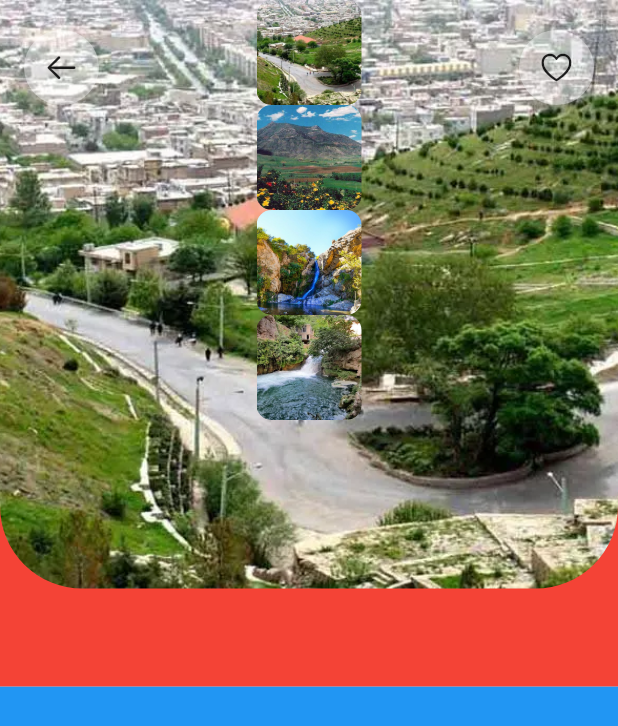
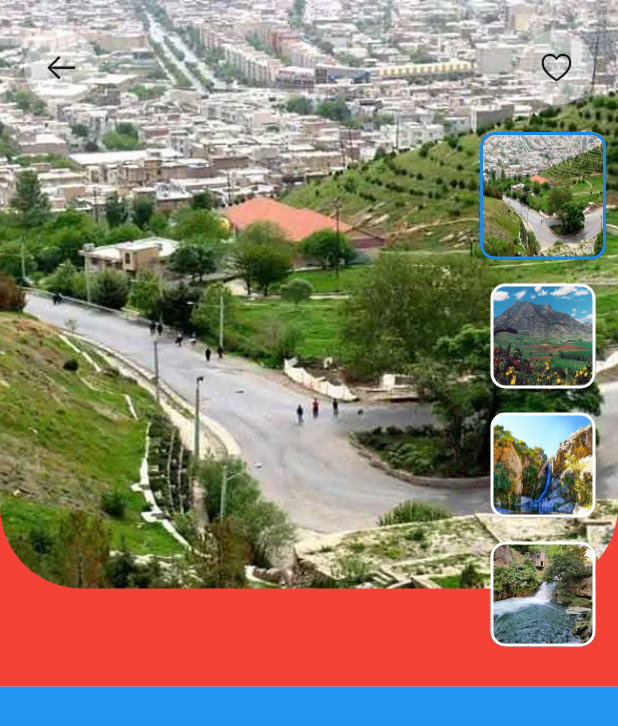
Before and after one commit to hesamkurd/travel-flutter, a Flutter app: the screen it shows after launch, on a phone screen of 412 x 824 dp. Shown: the top 726 px of the screen. Run offline on Flutter 3.47's test engine with Material 2 defaults, Android fonts, the light colour scheme and no system bars; our stand-ins replace get.

Commit message:
fix image list in position

```diff
--- a/lib/main.dart
+++ b/lib/main.dart
@@ -30,6 +30,7 @@
 class _MainPageState extends State<MainPage> {
   int _selectedIndex = 0;
   double imageSized = AppLayout.getHeight(70);
+
   @override
   Widget build(BuildContext context) {
     var size = MediaQuery.of(context).size;
@@ -102,29 +103,19 @@
                     ),
                   ),
 
-                  ListView.builder(
-                    itemCount: travelList.length,
-                    itemBuilder: (context, index) {
-                      return Column(
-                        children: [
-                          ClipRRect(
-                            borderRadius: BorderRadius.circular(10),
-                            child: InkWell(
-                              onTap: () {},
-                              child: AnimatedContainer(
-                                width: imageSized,
-                                height: imageSized,
-                                duration: const Duration(milliseconds: 500),
-                                child: Image(
-                                  image: AssetImage(travelList[index].img),
-                                  fit: BoxFit.cover,
-                                ),
-                              ),
-                            ),
-                          ),
-                        ],
-                      );
-                    },
+                  Positioned(
+                    right: 0,
+                    top: 80,
+                    child: SizedBox(
+                      width: AppLayout.getWidth(100),
+                      height: double.maxFinite,
+                      child: ListView.builder(
+                        itemCount: travelList.length,
+                        itemBuilder: (context, index) {
+                          return imageItem(index);
+                        },
+                      ),
+                    ),
                   ),
                 ],
               ),
@@ -140,4 +131,43 @@
       ),
     );
   }
+
+  Widget imageItem(int index) {
+    return Column(
+      children: [
+        Padding(
+          padding: const EdgeInsets.all(8.0),
+          child: InkWell(
+            onTap: () {
+              setState(() {
+                _selectedIndex = index;
+              });
+            },
+            child: AnimatedContainer(
+              decoration: BoxDecoration(
+                border: Border.all(
+                  color: _selectedIndex == index
+                      ? Colors.blue.shade600
+                      : Colors.white,
+                  width: 2,
+                ),
+                borderRadius: BorderRadius.circular(10),
+                image: DecorationImage(
+                  fit: BoxFit.fill,
+                  image: AssetImage(travelList[index].img),
+                ),
+              ),
+              width: _selectedIndex == index
+                  ? imageSized + AppLayout.getWidth(15)
+                  : imageSized,
+              height: _selectedIndex == index
+                  ? imageSized + AppLayout.getHeight(15)
+                  : imageSized,
+              duration: const Duration(milliseconds: 500),
+            ),
+          ),
+        ),
+      ],
+    );
+  }
 }
--- a/lib/model/travel_model.dart
+++ b/lib/model/travel_model.dart
@@ -4,7 +4,7 @@ class TravelModel {
   String price;
   String temp;
   String distance;
-  String dsecription;
+  String description;
   String img;
   String rating;
 
@@ -14,7 +14,7 @@ class TravelModel {
     required this.price,
     required this.temp,
     required this.distance,
-    required this.dsecription,
+    required this.description,
     required this.img,
     required this.rating,
   });
@@ -27,7 +27,7 @@ List<TravelModel> travelList = [
       price: "7000",
       temp: "27",
       distance: "215",
-      dsecription: "dsecription",
+      description: "dsecription",
       img: "assets/images/1.webp",
       rating: "4.9"),
   TravelModel(
@@ -36,7 +36,7 @@ List<TravelModel> travelList = [
       price: "6500",
       temp: "26",
       distance: "125",
-      dsecription: "dsecription",
+      description: "dsecription",
       img: "assets/images/2.jpg",
       rating: "4.5"),
   TravelModel(
@@ -45,7 +45,7 @@ List<TravelModel> travelList = [
       price: "6400",
       temp: "25",
       distance: "143",
-      dsecription: "dsecription",
+      description: "dsecription",
       img: "assets/images/3.jpg",
       rating: "4.6"),
   TravelModel(
@@ -54,7 +54,7 @@ List<TravelModel> travelList = [
       price: "7200",
       temp: "27",
       distance: "234",
-      dsecription: "dsecription",
+      description: "dsecription",
       img: "assets/images/4.jpg",
       rating: "4.8"),
 ];
```
